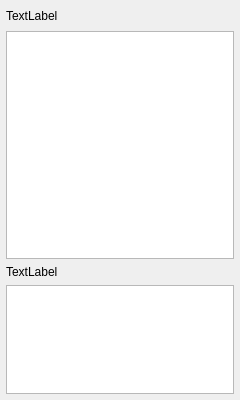
The window that View/mpsocbox.ui (TheLinthus/MPSoC-Simulator) describes before a commit, drawn with Qt 5.
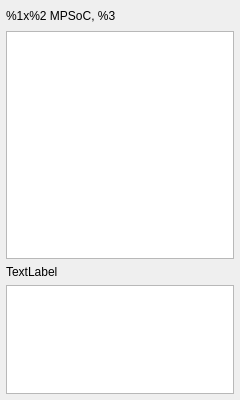
The same window after the commit. Icons and pictures are not drawn.

Patch:
```diff
--- a/View/mpsocbox.ui
+++ b/View/mpsocbox.ui
@@ -52,7 +52,7 @@
      <item>
       <widget class="QLabel" name="titleLabel">
        <property name="text">
-        <string>TextLabel</string>
+        <string>%1x%2 MPSoC, %3</string>
        </property>
       </widget>
      </item>
```
